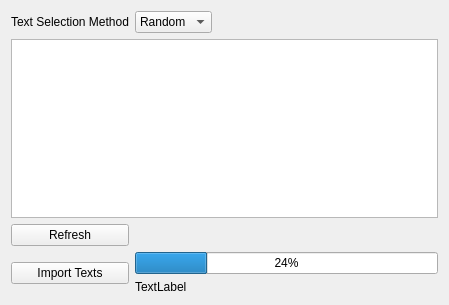
Above: textmanager.ui from coryo/amphetype2 before the change. Below: the same form after it.
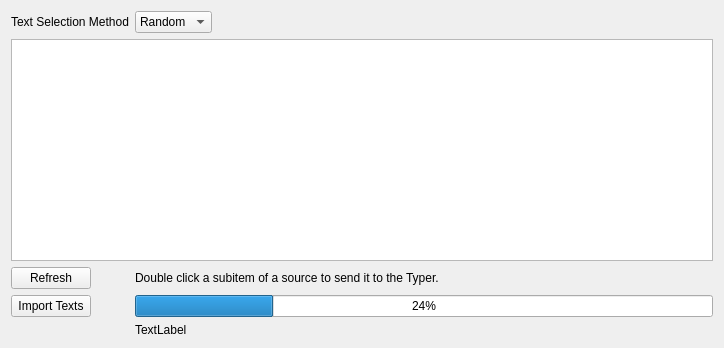
That is the form after the change.

```diff
--- a/textmanager.ui
+++ b/textmanager.ui
@@ -6,8 +6,8 @@
    <rect>
     <x>0</x>
     <y>0</y>
-    <width>449</width>
-    <height>305</height>
+    <width>724</width>
+    <height>348</height>
    </rect>
   </property>
   <property name="windowTitle">
@@ -16,8 +16,21 @@
   <layout class="QGridLayout" name="gridLayout_2">
    <item row="0" column="0">
     <layout class="QGridLayout" name="gridLayout">
-     <item row="6" column="1" colspan="2">
+     <item row="4" column="1" colspan="2">
+      <widget class="QLabel" name="label_2">
+       <property name="text">
+        <string>Double click a subitem of a source to send it to the Typer.</string>
+       </property>
+      </widget>
+     </item>
+     <item row="5" column="1" colspan="2">
       <widget class="QProgressBar" name="progress">
+       <property name="sizePolicy">
+        <sizepolicy hsizetype="Expanding" vsizetype="Fixed">
+         <horstretch>0</horstretch>
+         <verstretch>0</verstretch>
+        </sizepolicy>
+       </property>
        <property name="value">
         <number>24</number>
        </property>
@@ -36,47 +49,23 @@
        </property>
       </widget>
      </item>
-     <item row="6" column="0" rowspan="2">
-      <widget class="QPushButton" name="importButton">
-       <property name="text">
-        <string>Import Texts</string>
-       </property>
-      </widget>
-     </item>
-     <item row="7" column="1" colspan="2">
+     <item row="7" column="1">
       <widget class="QLabel" name="progressText">
+       <property name="sizePolicy">
+        <sizepolicy hsizetype="Preferred" vsizetype="Minimum">
+         <horstretch>0</horstretch>
+         <verstretch>0</verstretch>
+        </sizepolicy>
+       </property>
        <property name="text">
         <string>TextLabel</string>
        </property>
       </widget>
      </item>
-     <item row="5" column="0">
-      <widget class="QPushButton" name="refreshSources">
-       <property name="text">
-        <string>Refresh</string>
-       </property>
-      </widget>
-     </item>
-     <item row="4" column="0" colspan="3">
-      <widget class="QTreeView" name="sourcesView">
-       <property name="sizePolicy">
-        <sizepolicy hsizetype="Minimum" vsizetype="Expanding">
-         <horstretch>0</horstretch>
-         <verstretch>0</verstretch>
-        </sizepolicy>
-       </property>
-       <property name="minimumSize">
-        <size>
-         <width>0</width>
-         <height>0</height>
-        </size>
-       </property>
-      </widget>
-     </item>
      <item row="2" column="1">
       <widget class="QComboBox" name="selectionMethod">
        <property name="sizePolicy">
-        <sizepolicy hsizetype="Minimum" vsizetype="Fixed">
+        <sizepolicy hsizetype="Fixed" vsizetype="Fixed">
          <horstretch>0</horstretch>
          <verstretch>0</verstretch>
         </sizepolicy>
@@ -93,18 +82,53 @@
        </item>
       </widget>
      </item>
-     <item row="2" column="2">
-      <spacer name="horizontalSpacer_2">
-       <property name="orientation">
-        <enum>Qt::Horizontal</enum>
+     <item row="3" column="0" colspan="3">
+      <widget class="QTreeView" name="sourcesView">
+       <property name="sizePolicy">
+        <sizepolicy hsizetype="Preferred" vsizetype="Expanding">
+         <horstretch>0</horstretch>
+         <verstretch>0</verstretch>
+        </sizepolicy>
        </property>
-       <property name="sizeHint" stdset="0">
+       <property name="minimumSize">
         <size>
-         <width>40</width>
-         <height>20</height>
+         <width>0</width>
+         <height>0</height>
         </size>
        </property>
-      </spacer>
+       <property name="alternatingRowColors">
+        <bool>true</bool>
+       </property>
+       <property name="uniformRowHeights">
+        <bool>true</bool>
+       </property>
+      </widget>
+     </item>
+     <item row="4" column="0">
+      <widget class="QPushButton" name="refreshSources">
+       <property name="sizePolicy">
+        <sizepolicy hsizetype="Fixed" vsizetype="Fixed">
+         <horstretch>0</horstretch>
+         <verstretch>0</verstretch>
+        </sizepolicy>
+       </property>
+       <property name="text">
+        <string>Refresh</string>
+       </property>
+      </widget>
+     </item>
+     <item row="5" column="0">
+      <widget class="QPushButton" name="importButton">
+       <property name="sizePolicy">
+        <sizepolicy hsizetype="Fixed" vsizetype="Fixed">
+         <horstretch>0</horstretch>
+         <verstretch>0</verstretch>
+        </sizepolicy>
+       </property>
+       <property name="text">
+        <string>Import Texts</string>
+       </property>
+      </widget>
      </item>
     </layout>
    </item>
```
